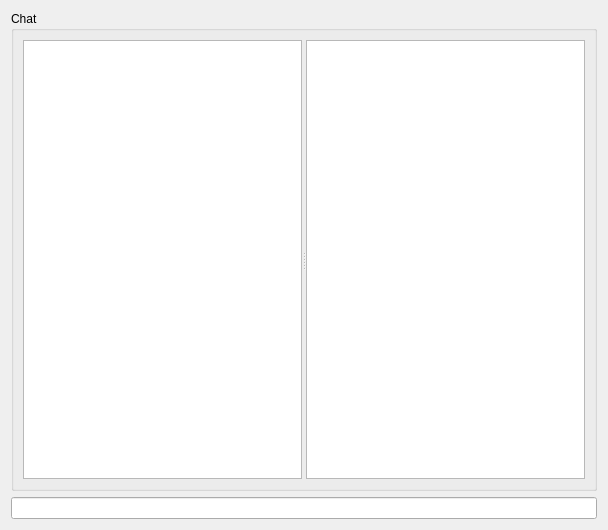
First picture: the form in src/client/gui/chatwidget.ui, repository schuay/sepm, before the edit.
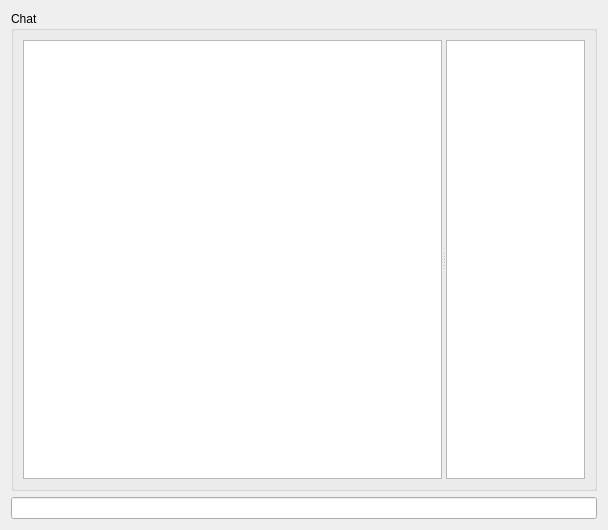
Second picture: the form after the edit.

Commit message:
Fixed Bug of equally sized windows when opening a new chat
Added Horizontal Stretchfactor for the chatmessage and the participants
3:1....3 On the Chatmessage and 1 on the Participants

```diff
--- a/src/client/gui/chatwidget.ui
+++ b/src/client/gui/chatwidget.ui
@@ -28,7 +28,7 @@
         <widget class="QTextBrowser" name="tbChat">
          <property name="sizePolicy">
           <sizepolicy hsizetype="Expanding" vsizetype="Expanding">
-           <horstretch>0</horstretch>
+           <horstretch>3</horstretch>
            <verstretch>0</verstretch>
           </sizepolicy>
          </property>
@@ -42,7 +42,7 @@
         <widget class="QListView" name="lvParticipants">
          <property name="sizePolicy">
           <sizepolicy hsizetype="Expanding" vsizetype="Expanding">
-           <horstretch>0</horstretch>
+           <horstretch>1</horstretch>
            <verstretch>0</verstretch>
           </sizepolicy>
          </property>
```
